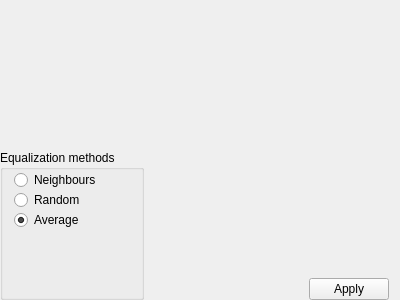
The window that histogramequalisation.ui (Shadasviar/APOD) describes before a commit, drawn with Qt 5.
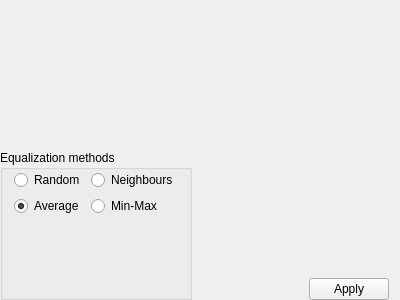
The same window after the commit.

```diff
--- a/histogramequalisation.ui
+++ b/histogramequalisation.ui
@@ -120,10 +120,7 @@
         <property name="flat">
          <bool>false</bool>
         </property>
-        <layout class="QVBoxLayout" name="verticalLayout_2">
-         <property name="spacing">
-          <number>0</number>
-         </property>
+        <layout class="QGridLayout" name="gridLayout_2">
          <property name="leftMargin">
           <number>11</number>
          </property>
@@ -136,21 +133,14 @@
          <property name="bottomMargin">
           <number>0</number>
          </property>
-         <item>
-          <widget class="QRadioButton" name="neigh_check">
+         <item row="2" column="1">
+          <widget class="QRadioButton" name="minMax_check">
            <property name="text">
-            <string>Neighbours</string>
+            <string>Min-Max</string>
            </property>
           </widget>
          </item>
-         <item>
-          <widget class="QRadioButton" name="rand_check">
-           <property name="text">
-            <string>Random</string>
-           </property>
-          </widget>
-         </item>
-         <item>
+         <item row="2" column="0">
           <widget class="QRadioButton" name="avg_check">
            <property name="text">
             <string>Average</string>
@@ -160,7 +150,14 @@
            </property>
           </widget>
          </item>
-         <item>
+         <item row="1" column="0">
+          <widget class="QRadioButton" name="rand_check">
+           <property name="text">
+            <string>Random</string>
+           </property>
+          </widget>
+         </item>
+         <item row="3" column="0">
           <spacer name="verticalSpacer">
            <property name="orientation">
             <enum>Qt::Vertical</enum>
@@ -173,6 +170,13 @@
            </property>
           </spacer>
          </item>
+         <item row="1" column="1">
+          <widget class="QRadioButton" name="neigh_check">
+           <property name="text">
+            <string>Neighbours</string>
+           </property>
+          </widget>
+         </item>
         </layout>
        </widget>
       </item>
```
